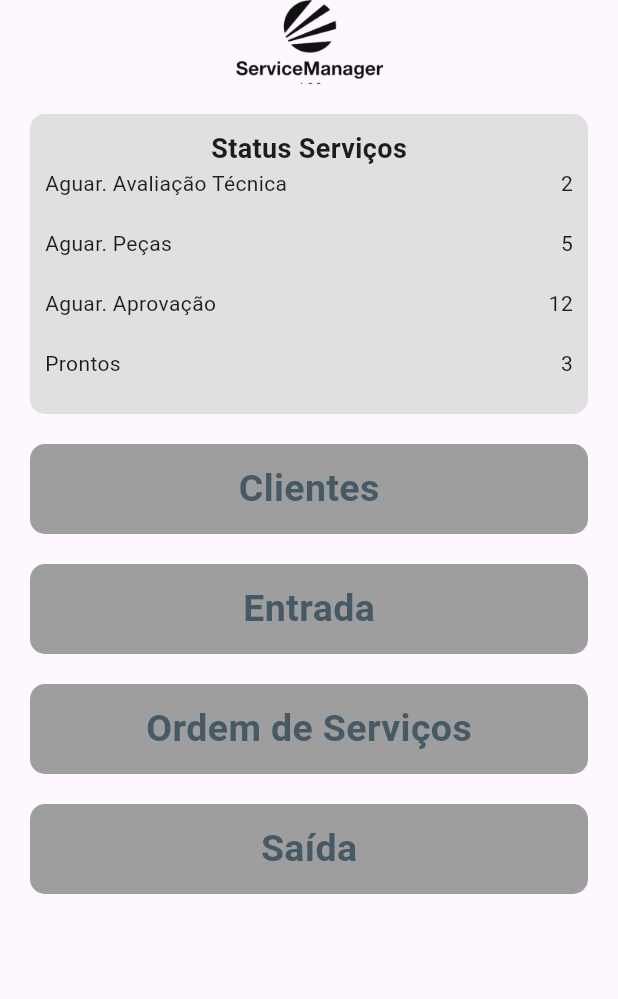
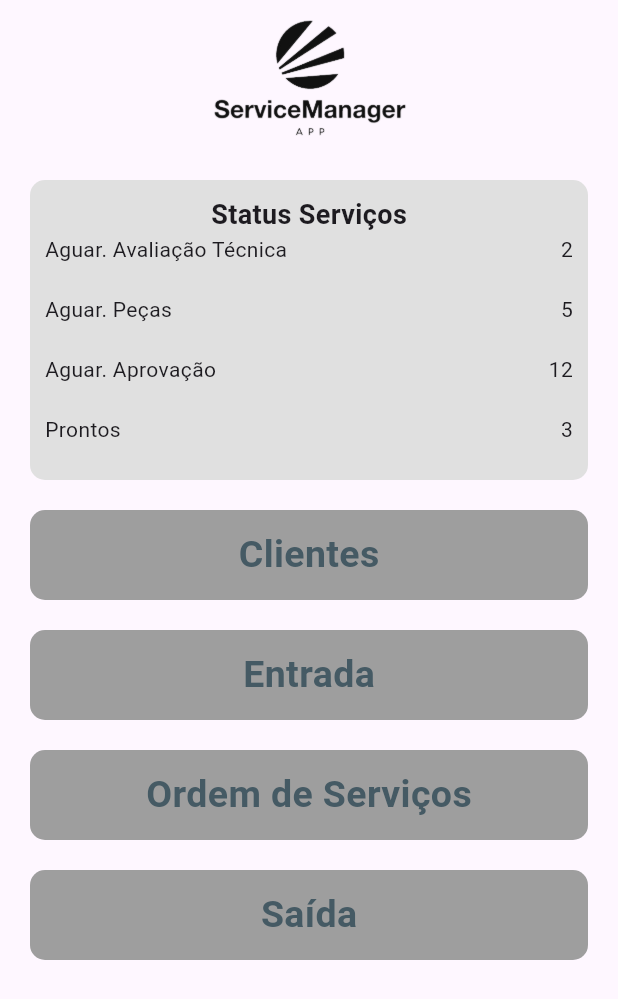
Before and after one commit to ramonbasilio/manugestaoApp, a Flutter app: the PageHome screen opened directly, on a phone screen of 412 x 824 dp. Shown: the top 999 px of the screen. Run offline on Flutter 3.47's test engine with Material 3 defaults, Android fonts, the light colour scheme and no system bars; our stand-ins replace firebase_auth, firebase_core, get; accounts and stored records are empty.

Commit message:
commit 17062024

```diff
--- a/lib/src/pages/1_pages_functional/page_home/page_home.dart
+++ b/lib/src/pages/1_pages_functional/page_home/page_home.dart
@@ -10,12 +10,13 @@ class PageHome extends StatelessWidget {
   Widget build(BuildContext context) {
     return Scaffold(
       appBar: AppBar(
+        toolbarHeight: 100,
         centerTitle: true,
         automaticallyImplyLeading: false,
         title: Image.asset(
           'lib/assets/logo-app.png',
           fit: BoxFit.fitHeight,
-          height: 100,
+          height: 130,
         ),
       ),
       body: Padding(
```
